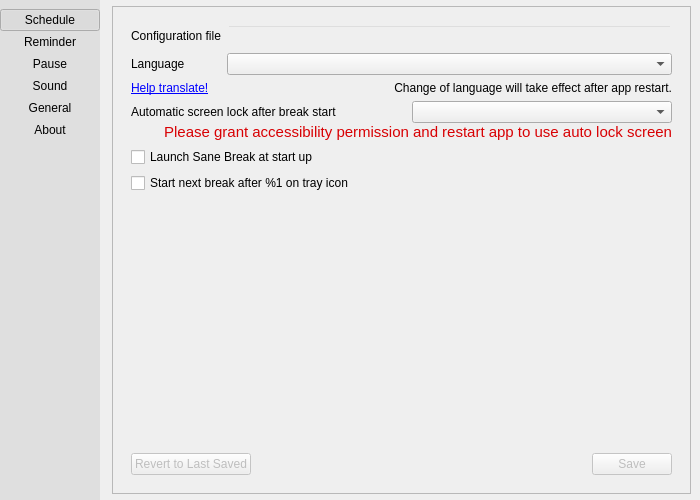
Old version of the form src/gui/pref-window.ui in the repository AllanChain/sane-break.
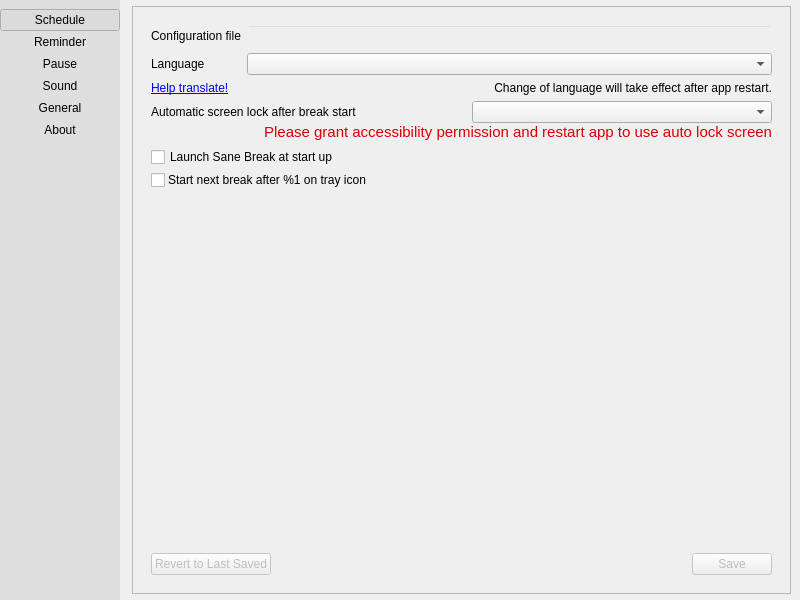
New version of the form. The open tabs and pages were chosen to show the change. Icons and pictures are not drawn. Custom widgets are drawn as their Qt base class.

```diff
--- a/src/gui/pref-window.ui
+++ b/src/gui/pref-window.ui
@@ -6,8 +6,8 @@
    <rect>
     <x>0</x>
     <y>0</y>
-    <width>700</width>
-    <height>500</height>
+    <width>800</width>
+    <height>600</height>
    </rect>
   </property>
   <property name="windowTitle">
@@ -31,7 +31,7 @@
      <widget class="QWidget" name="sideBar" native="true">
       <property name="minimumSize">
        <size>
-        <width>100</width>
+        <width>120</width>
         <height>0</height>
        </size>
       </property>
@@ -230,8 +230,8 @@
           <rect>
            <x>0</x>
            <y>0</y>
-           <width>580</width>
-           <height>488</height>
+           <width>660</width>
+           <height>588</height>
           </rect>
          </property>
          <layout class="QVBoxLayout" name="verticalLayout_8">
@@ -1028,9 +1028,12 @@
                   <property name="alignment">
                    <set>Qt::AlignmentFlag::AlignRight|Qt::AlignmentFlag::AlignTrailing|Qt::AlignmentFlag::AlignVCenter</set>
                   </property>
+                  <property name="wordWrap">
+                   <bool>true</bool>
+                  </property>
                  </widget>
                 </item>
-                <item row="2" column="0">
+                <item row="2" column="0" alignment="Qt::AlignmentFlag::AlignTop">
                  <widget class="QLabel" name="label_19">
                   <property name="text">
                    <string>&lt;a href=&quot;https://hosted.weblate.org/engage/sane-break/&quot;&gt;Help translate!&lt;/a&gt;</string>
@@ -1085,6 +1088,9 @@
                   <property name="alignment">
                    <set>Qt::AlignmentFlag::AlignRight|Qt::AlignmentFlag::AlignTrailing|Qt::AlignmentFlag::AlignVCenter</set>
                   </property>
+                  <property name="wordWrap">
+                   <bool>true</bool>
+                  </property>
                  </widget>
                 </item>
                </layout>
@@ -1097,11 +1103,28 @@
                </widget>
               </item>
               <item>
-               <widget class="QCheckBox" name="quickBreak">
-                <property name="text">
-                 <string notr="true">Start next break after %1 on tray icon</string>
+               <layout class="QHBoxLayout" name="horizontalLayout_4" stretch="0,1">
+                <property name="spacing">
+                 <number>3</number>
                 </property>
-               </widget>
+                <item alignment="Qt::AlignmentFlag::AlignTop">
+                 <widget class="QCheckBox" name="quickBreak">
+                  <property name="text">
+                   <string notr="true"/>
+                  </property>
+                 </widget>
+                </item>
+                <item alignment="Qt::AlignmentFlag::AlignTop">
+                 <widget class="QLabel" name="quickBreakLabel">
+                  <property name="text">
+                   <string>Start next break after %1 on tray icon</string>
+                  </property>
+                  <property name="wordWrap">
+                   <bool>true</bool>
+                  </property>
+                 </widget>
+                </item>
+               </layout>
               </item>
               <item>
                <spacer name="verticalSpacer_3">
```
Left out of the diff: 6 changed lines with no effect on the pictures.
